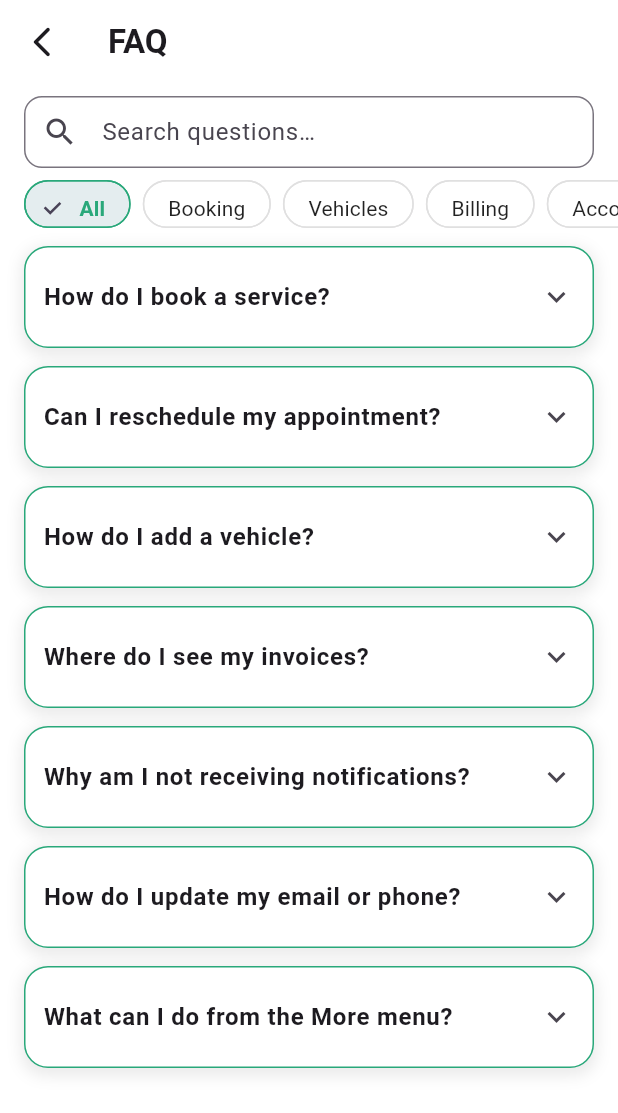
After one commit to JianChunMa/Track-Pit, a Flutter app: the FaqPage screen opened directly, on a phone screen of 412 x 824 dp. The commit adds this screen. Shown: the top 1113 px of the screen. Run offline on Flutter 3.47's test engine with Material 3 defaults, Android fonts, the phone set to English and light mode, and no system bars; our stand-ins replace cloud_firestore, firebase_auth, firebase_core, google_sign_in; accounts and stored records are empty.

Commit message:
Update more_page

```diff
--- /dev/null
+++ b/lib/pages/more/faq_page.dart
@@ -0,0 +1,234 @@
+import 'package:flutter/material.dart';
+import '../../core/constants/colors.dart';
+
+class FaqItem {
+  final String question;
+  final String answer;
+  final String category;
+  const FaqItem({
+    required this.question,
+    required this.answer,
+    required this.category,
+  });
+}
+
+class FaqPage extends StatefulWidget {
+  const FaqPage({super.key});
+
+  @override
+  State<FaqPage> createState() => _FaqPageState();
+}
+
+class _FaqPageState extends State<FaqPage> {
+  final _searchCtrl = TextEditingController();
+  String _selectedCategory = 'All';
+
+  static const _categories = [
+    'All', 'Booking', 'Vehicles', 'Billing', 'Account', 'Notifications', 'General'
+  ];
+
+  final List<FaqItem> _allFaqs = const [
+    FaqItem(
+      question: 'How do I book a service?',
+      answer: 'Go to Services → Book Service. Choose date/time, select your vehicle, and confirm.',
+      category: 'Booking',
+    ),
+    FaqItem(
+      question: 'Can I reschedule my appointment?',
+      answer: 'Yes. Open My Appointments, tap the appointment, and choose Reschedule.',
+      category: 'Booking',
+    ),
+    FaqItem(
+      question: 'How do I add a vehicle?',
+      answer: 'More → My Vehicles → tap the green + button, then fill in plate, model, and VIN.',
+      category: 'Vehicles',
+    ),
+    FaqItem(
+      question: 'Where do I see my invoices?',
+      answer: 'Open Billing from the bottom navigation. You can view and download invoices.',
+      category: 'Billing',
+    ),
+    FaqItem(
+      question: 'Why am I not receiving notifications?',
+      answer: 'Check device settings to allow notifications for TrackPit. In-app: More → Profile.',
+      category: 'Notifications',
+    ),
+    FaqItem(
+      question: 'How do I update my email or phone?',
+      answer: 'More → Profile → edit your details, then Save Changes. Verification may be required.',
+      category: 'Account',
+    ),
+    FaqItem(
+      question: 'What can I do from the More menu?',
+      answer: 'Access Profile, Find Workshops, My Vehicles, Payment Methods, Feedback, and FAQ.',
+      category: 'General',
+    ),
+  ];
+
+  List<FaqItem> get _filtered {
+    final q = _searchCtrl.text.trim().toLowerCase();
+    return _allFaqs.where((f) {
+      final matchesCat = _selectedCategory == 'All' || f.category == _selectedCategory;
+      final matchesText = q.isEmpty ||
+          f.question.toLowerCase().contains(q) ||
+          f.answer.toLowerCase().contains(q);
+      return matchesCat && matchesText;
+    }).toList();
+  }
+
+  @override
+  void dispose() {
+    _searchCtrl.dispose();
+    super.dispose();
+  }
+
+  @override
+  Widget build(BuildContext context) {
+    final green = AppColors.primaryGreen;
+
+    return Scaffold(
+      backgroundColor: Colors.white,
+      appBar: AppBar(
+        backgroundColor: Colors.white,
+        elevation: 0,
+        leading: IconButton(
+          icon: const Icon(Icons.arrow_back_ios_new_rounded),
+          onPressed: () => Navigator.pop(context),
+        ),
+        title: const Text('FAQ', style: TextStyle(fontWeight: FontWeight.w600)),
+      ),
+      body: Column(
+        children: [
+          // Search box
+          Padding(
+            padding: const EdgeInsets.fromLTRB(16, 8, 16, 0),
+            child: TextField(
+              controller: _searchCtrl,
+              onChanged: (_) => setState(() {}),
+              decoration: InputDecoration(
+                hintText: 'Search questions…',
+                prefixIcon: const Icon(Icons.search),
+                contentPadding: const EdgeInsets.symmetric(horizontal: 12, vertical: 12),
+                border: OutlineInputBorder(
+                  borderRadius: BorderRadius.circular(12),
+                  borderSide: const BorderSide(color: Color(0xFFE0E0E0)),
+                ),
+                focusedBorder: OutlineInputBorder(
+                  borderRadius: BorderRadius.circular(12),
+                  borderSide: BorderSide(color: green, width: 1.6),
+                ),
+              ),
+            ),
+          ),
+          // Category chips
+          SizedBox(
+            height: 48,
+            child: ListView.separated(
+              padding: const EdgeInsets.symmetric(horizontal: 16, vertical: 8),
+              scrollDirection: Axis.horizontal,
+              itemCount: _categories.length,
+              separatorBuilder: (_, __) => const SizedBox(width: 8),
+              itemBuilder: (_, i) {
+                final c = _categories[i];
+                final selected = c == _selectedCategory;
+                return ChoiceChip(
+                  label: Text(c),
+                  selected: selected,
+                  onSelected: (_) => setState(() => _selectedCategory = c),
+                  selectedColor: green.withOpacity(0.12),
+                  labelStyle: TextStyle(
+                    color: selected ? green : Colors.black87,
+                    fontWeight: selected ? FontWeight.w600 : FontWeight.w400,
+                  ),
+                  shape: StadiumBorder(
+                    side: BorderSide(color: selected ? green : const Color(0xFFE0E0E0)),
+                  ),
+                  backgroundColor: Colors.white,
+                );
+              },
+            ),
+          ),
+          // FAQ list
+          Expanded(
+            child: _filtered.isEmpty
+                ? const Center(child: Text('No results'))
+                : ListView.separated(
+              padding: const EdgeInsets.fromLTRB(16, 4, 16, 16),
+              itemCount: _filtered.length,
+              separatorBuilder: (_, __) => const SizedBox(height: 12),
+              itemBuilder: (context, i) =>
+                  _FaqCard(item: _filtered[i], green: green),
+            ),
+          ),
+        ],
+      ),
+    );
+  }
+}
+
+class _FaqCard extends StatefulWidget {
+  final FaqItem item;
+  final Color green;
+  const _FaqCard({required this.item, required this.green});
+
+  @override
+  State<_FaqCard> createState() => _FaqCardState();
+}
+
+class _FaqCardState extends State<_FaqCard> {
+  bool _open = false;
+
+  @override
+  Widget build(BuildContext context) {
+    return AnimatedContainer(
+      duration: const Duration(milliseconds: 160),
+      decoration: BoxDecoration(
+        color: Colors.white,
+        borderRadius: BorderRadius.circular(16),
+        border: Border.all(color: widget.green, width: 1),
+        boxShadow: const [
+          BoxShadow(
+            color: Color.fromRGBO(0, 0, 0, 0.08),
+            blurRadius: 8,
+            spreadRadius: 2,
+            offset: Offset(0, 3),
+          ),
+        ],
+      ),
+      child: Theme(
+        data: Theme.of(context).copyWith(dividerColor: Colors.transparent),
+        child: ExpansionTile(
+          tilePadding: const EdgeInsets.symmetric(horizontal: 12, vertical: 4),
+          childrenPadding: const EdgeInsets.fromLTRB(12, 0, 12, 12),
+          title: Text(
+            widget.item.question,
+            style: const TextStyle(fontSize: 16, fontWeight: FontWeight.w600),
+          ),
+          trailing: Icon(_open ? Icons.expand_less : Icons.expand_more),
+          onExpansionChanged: (v) => setState(() => _open = v),
+          children: [
+            Align(
+              alignment: Alignment.centerLeft,
+              child: Text(
+                widget.item.answer,
+                style: const TextStyle(fontSize: 14, color: Colors.black87, height: 1.4),
+              ),
+            ),
+            const SizedBox(height: 6),
+            Container(
+              padding: const EdgeInsets.symmetric(horizontal: 8, vertical: 4),
+              decoration: BoxDecoration(
+                color: widget.green.withOpacity(0.08),
+                borderRadius: BorderRadius.circular(8),
+              ),
+              child: Text(
+                widget.item.category,
+                style: TextStyle(fontSize: 12, color: widget.green, fontWeight: FontWeight.w600),
+              ),
+            ),
+          ],
+        ),
+      ),
+    );
+  }
+}
```
Also changed, not shown: lib/pages/more/feedback_page.dart (added, +163 -0 lines), lib/pages/more/more_page.dart (+36 -37 lines), lib/pages/more/profile_page.dart (added, +21 -0 lines).
